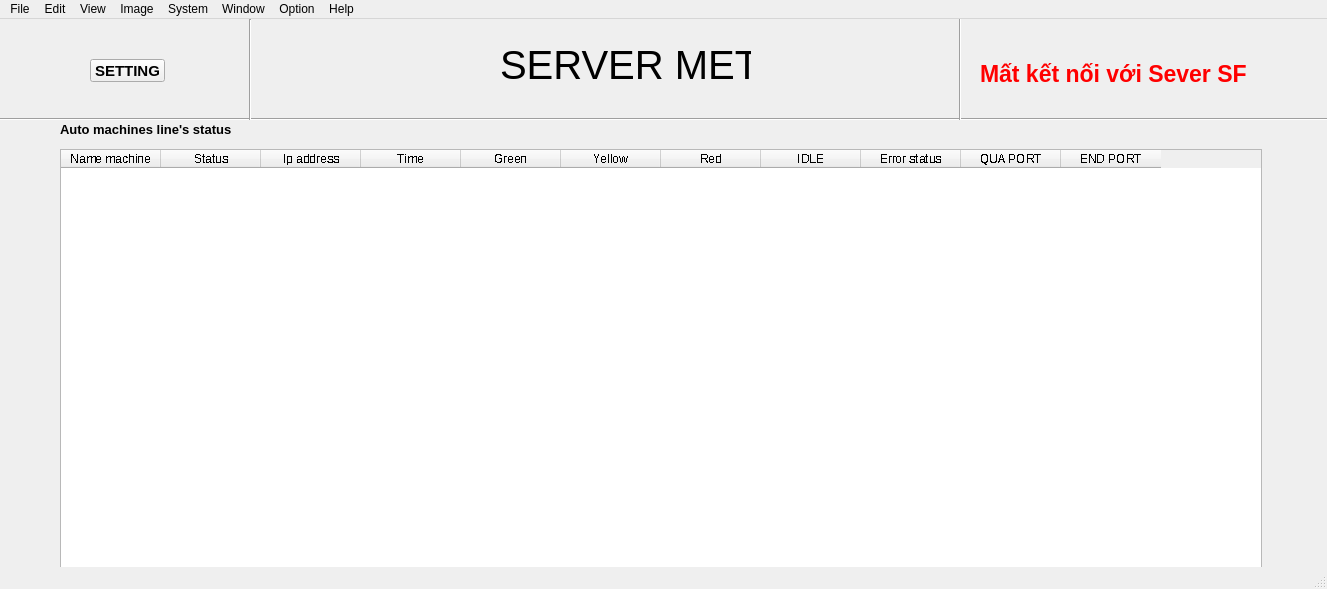
Before: the Qt Designer form GUI/UI1.ui in trancuong31/SERVER_MET, drawn with Qt 5.
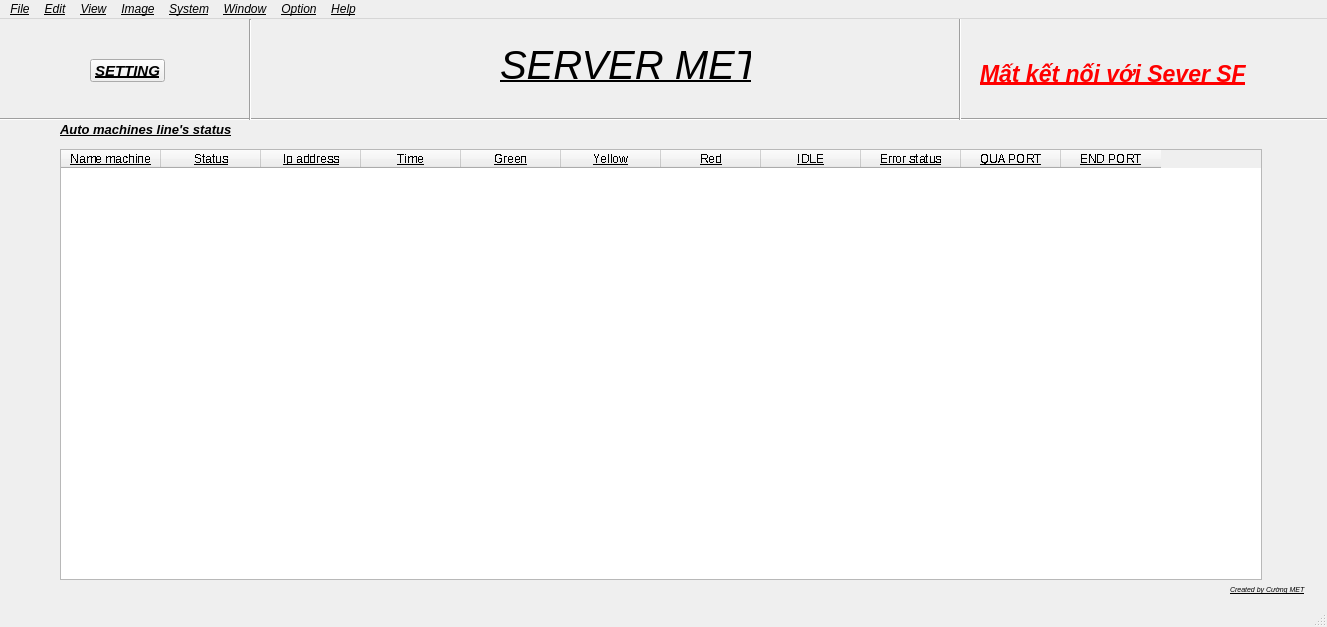
After: the same form once the commit is applied.

What changed in the file:
```diff
--- a/GUI/UI1.ui
+++ b/GUI/UI1.ui
@@ -7,9 +7,22 @@
     <x>0</x>
     <y>0</y>
     <width>1327</width>
-    <height>589</height>
+    <height>627</height>
    </rect>
   </property>
+  <property name="font">
+   <font>
+    <weight>50</weight>
+    <italic>true</italic>
+    <bold>false</bold>
+    <underline>true</underline>
+    <strikeout>false</strikeout>
+    <stylestrategy>PreferDefault</stylestrategy>
+   </font>
+  </property>
+  <property name="mouseTracking">
+   <bool>false</bool>
+  </property>
   <property name="windowTitle">
    <string>MainWindow</string>
   </property>
@@ -232,6 +245,27 @@
      <string>SERVER MET</string>
     </property>
    </widget>
+   <widget class="QLabel" name="label">
+    <property name="geometry">
+     <rect>
+      <x>1230</x>
+      <y>560</y>
+      <width>81</width>
+      <height>20</height>
+     </rect>
+    </property>
+    <property name="font">
+     <font>
+      <pointsize>5</pointsize>
+     </font>
+    </property>
+    <property name="text">
+     <string>Created by Cường MET</string>
+    </property>
+    <property name="textFormat">
+     <enum>Qt::PlainText</enum>
+    </property>
+   </widget>
    <zorder>nameproject</zorder>
    <zorder>dgvMachineStatus</zorder>
    <zorder>lbStatus</zorder>
```
Left out of the diff: 1 changed line with no effect on the pictures.
